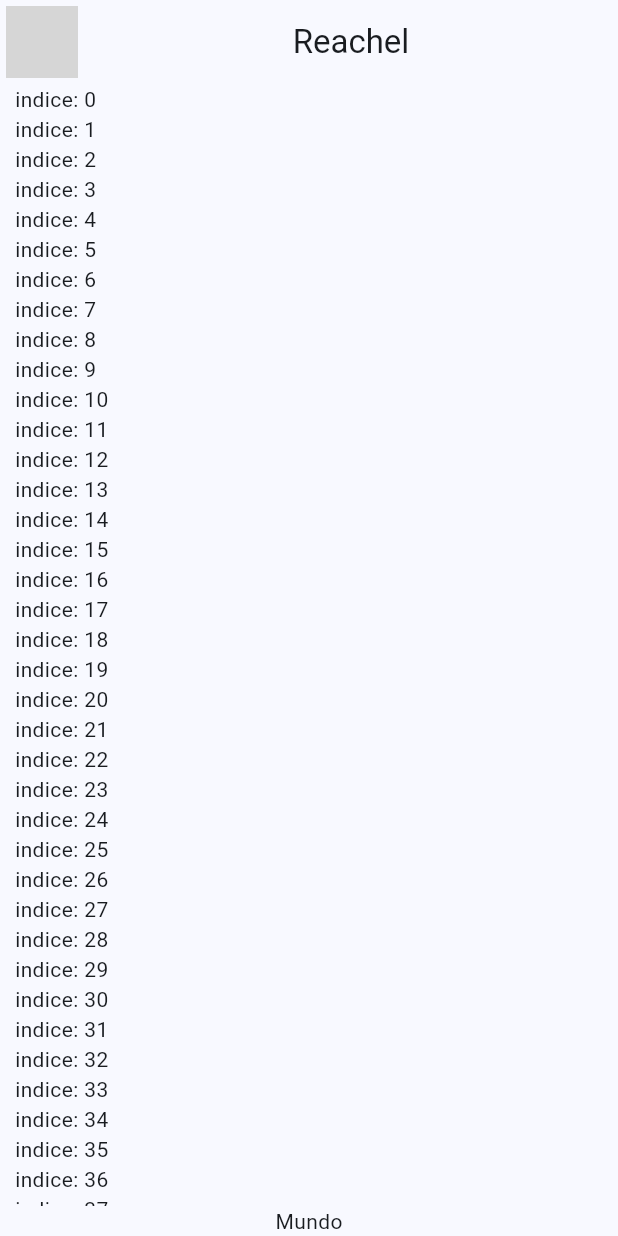
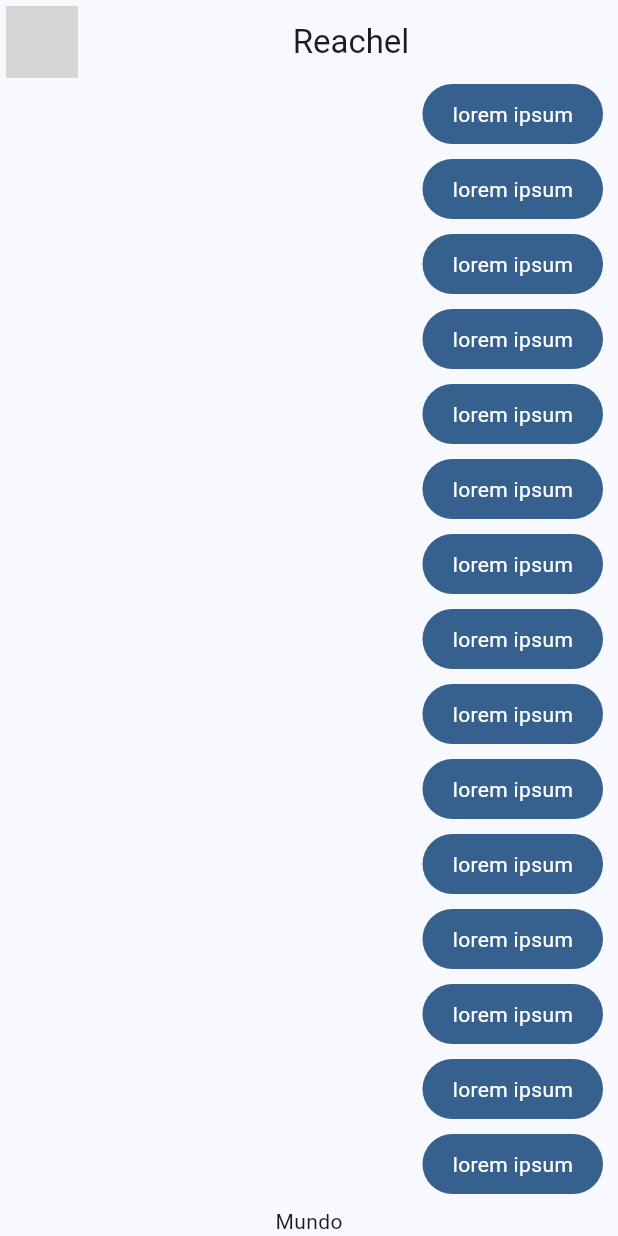
Before and after one commit to AFRT927/yes_no_app, a Flutter app: the screen it shows after launch, on a phone screen of 412 x 824 dp. Run offline on Flutter 3.47's test engine with Material 2 defaults, Android fonts, the phone set to English and light mode, and no system bars; network calls fail; grey boxes are pictures that could not be loaded.

Commit message:
taking color from context and apllying it to my_msg_bubble widget

```diff
--- a/lib/main.dart
+++ b/lib/main.dart
@@ -1,6 +1,6 @@
 import 'package:flutter/material.dart';
 import 'package:yes_no_app/config/theme/app_theme.dart';
-import 'package:yes_no_app/presentation/chat/chat_screen.dart';
+import 'package:yes_no_app/presentation/screens/chat/chat_screen.dart';
 
 main() => runApp(const MyApp());
 
--- a/lib/presentation/chat/chat_screen.dart
+++ b/lib/presentation/screens/chat/chat_screen.dart
@@ -1,4 +1,5 @@
 import 'package:flutter/material.dart';
+import 'package:yes_no_app/presentation/widgets/chat/my_message_bubble.dart';
 
 class ChatScreen extends StatelessWidget {
   const ChatScreen({super.key});
@@ -35,7 +36,7 @@ class _ChatView extends StatelessWidget {
               child: ListView.builder(
                 itemCount: 100,
                 itemBuilder: (context, i){
-                  return Text('indice: $i');
+                  return const MyMsgBubble();
                 },
                 )
               ),
--- /dev/null
+++ b/lib/presentation/widgets/chat/my_message_bubble.dart
@@ -0,0 +1,38 @@
+import 'package:flutter/material.dart';
+
+class MyMsgBubble extends StatelessWidget {
+  const MyMsgBubble({super.key});
+
+  @override
+  Widget build(BuildContext context) {
+
+   final ColorScheme colors = Theme.of(context).colorScheme;
+
+    return Column(
+      crossAxisAlignment: CrossAxisAlignment.end,
+      children: [
+        Container(
+          decoration: BoxDecoration(
+            color: colors.primary,
+            borderRadius: BorderRadius.circular(20)
+          ),
+          child: const Padding(
+            padding: EdgeInsets.symmetric(
+              horizontal: 20,
+               vertical: 10
+               ),
+            child:  Text(
+              'lorem ipsum',
+              style: TextStyle(
+                color: Colors.white
+              )
+            ),
+          ),
+        ),
+        const SizedBox(
+          height: 10,
+        )
+      ],
+    );
+  }
+}
```
